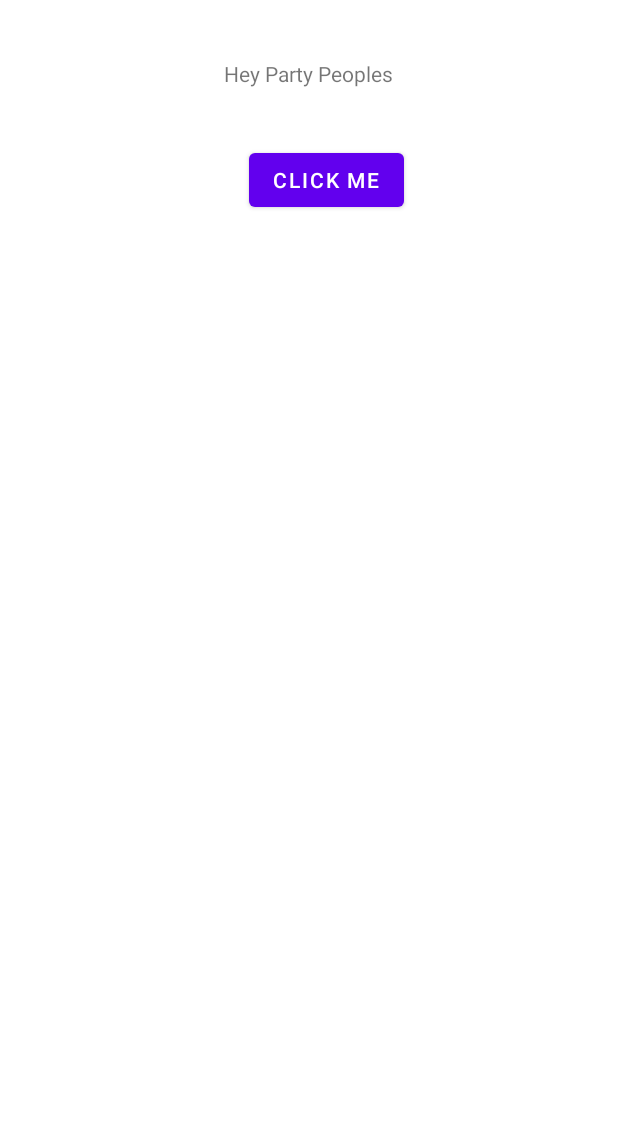
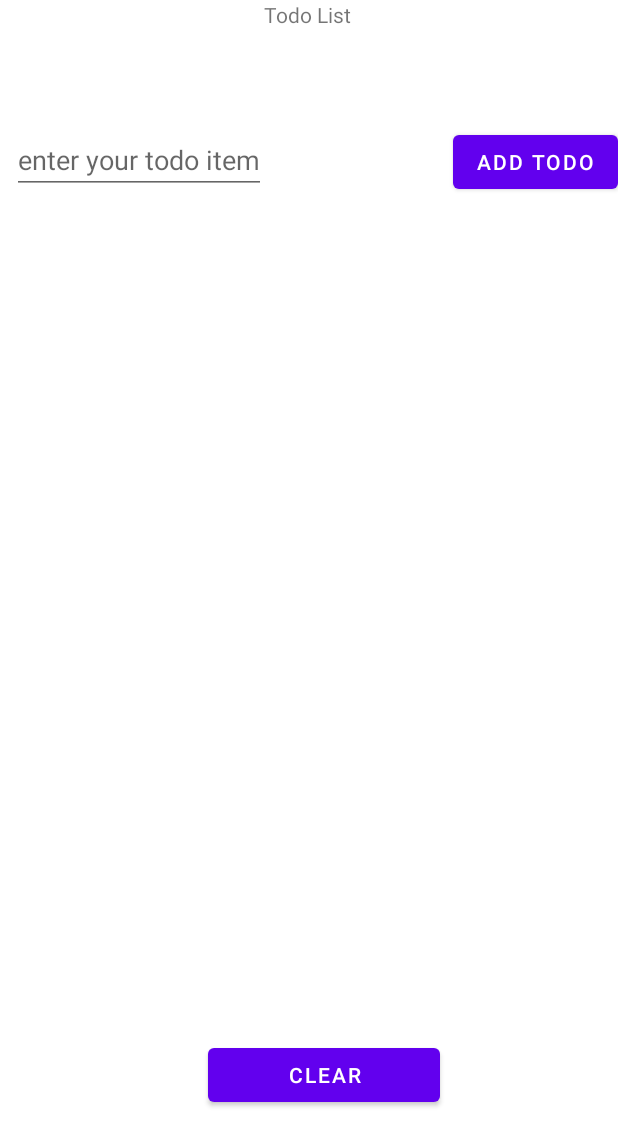
Before and after one commit to glover-sd/AndroidSpike, an Android app: the layout activity_main.xml on its own in the app's theme, with its tools: preview values and no code run, on a phone screen of 412 x 824 dp. Shown: the top 1146 px of the screen. Run offline under Robolectric (Android 15) with nearby library versions, the phone set to English and light mode, and no system bars.

```diff
--- /dev/null
+++ b/app/src/main/java/com/example/helloworld/Todo.kt
@@ -0,0 +1,6 @@
+package com.example.helloworld
+
+data class Todo(
+    val title: String,
+    var isChecked: Boolean = false
+)
--- a/app/src/main/res/layout/activity_main.xml
+++ b/app/src/main/res/layout/activity_main.xml
@@ -7,23 +7,53 @@
     tools:context=".MainActivity">
 
     <TextView
+        android:id="@+id/txtTodoItems"
         android:layout_width="wrap_content"
         android:layout_height="wrap_content"
-        android:text="@string/app_message"
-        app:layout_constraintBottom_toBottomOf="parent"
+        android:text="Todo List"
+        app:layout_constraintHorizontal_bias="0.498"
         app:layout_constraintLeft_toLeftOf="parent"
         app:layout_constraintRight_toRightOf="parent"
-        app:layout_constraintTop_toTopOf="parent"
-        app:layout_constraintVertical_bias="0.049" />
+        app:layout_constraintTop_toTopOf="parent" />
 
     <Button
-        android:id="@+id/string"
+        android:id="@+id/btnAddTodo"
         android:layout_width="wrap_content"
         android:layout_height="wrap_content"
-        android:layout_marginStart="166dp"
-        android:layout_marginTop="96dp"
-        android:text="@string/app_button"
+        android:layout_marginTop="84dp"
+        android:text="Add Todo"
+        app:layout_constraintEnd_toEndOf="parent"
+        app:layout_constraintTop_toTopOf="parent" />
+
+    <androidx.recyclerview.widget.RecyclerView
+        android:id="@+id/rvTodoItems"
+        android:layout_width="match_parent"
+        android:layout_height="wrap_content"
+        app:layout_constraintBottom_toTopOf="@id/btnClear"
+        app:layout_constraintTop_toBottomOf="@id/etTodoTitle"
+        />
+
+    <EditText
+        android:id="@+id/etTodoTitle"
+        android:layout_width="0dp"
+        android:layout_height="wrap_content"
+        android:layout_marginStart="8dp"
+        android:layout_marginTop="84dp"
+        android:hint="enter your todo item"
         app:layout_constraintStart_toStartOf="parent"
         app:layout_constraintTop_toTopOf="parent" />
 
+    <Button
+        android:id="@+id/btnDeleteDone"
+        android:layout_width="wrap_content"
+        android:layout_height="wrap_content"
+        android:hint="click to clear list"
+        android:text="Clear"
+        app:layout_constraintBottom_toBottomOf="parent"
+        app:layout_constraintEnd_toEndOf="parent"
+        app:layout_constraintHorizontal_bias="0.539"
+        app:layout_constraintStart_toStartOf="parent"
+        app:layout_constraintTop_toBottomOf="@+id/rvTodoItems"
+        app:layout_constraintVertical_bias="0.871" />
+
 </androidx.constraintlayout.widget.ConstraintLayout>
```
Also changed, not shown: app/src/main/java/com/example/helloworld/MainActivity.kt (+26 -2 lines), app/src/main/java/com/example/helloworld/TodoAdapter.kt (added, +64 -0 lines), app/src/main/res/layout/item_todo.xml (added, +33 -0 lines).
